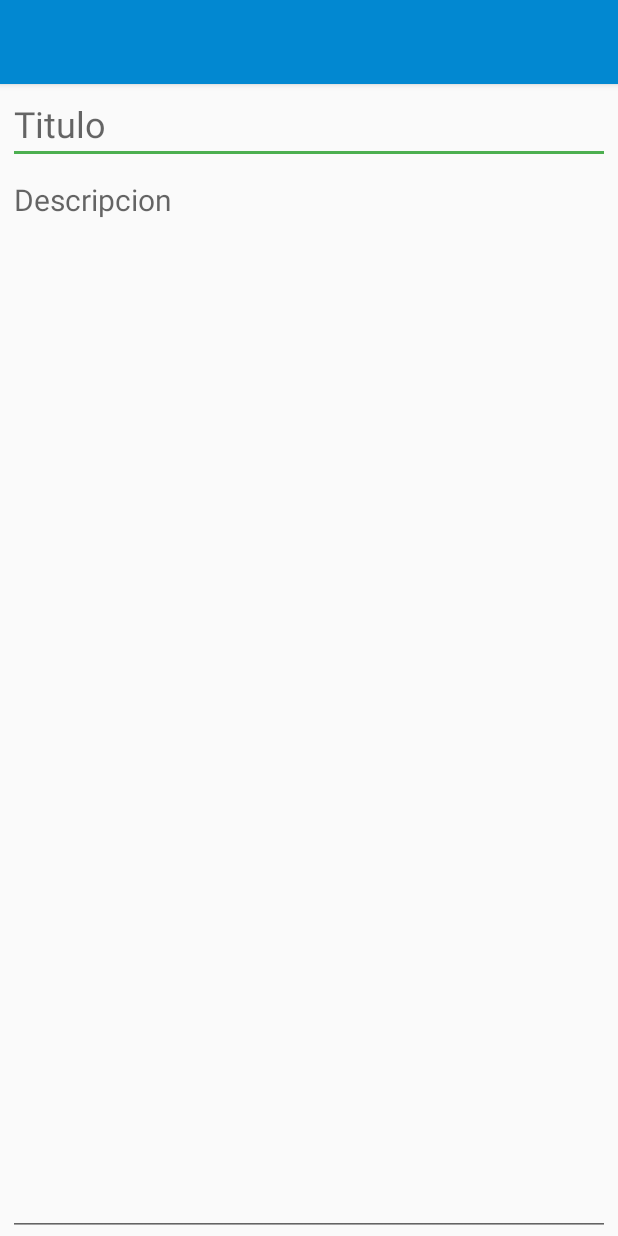
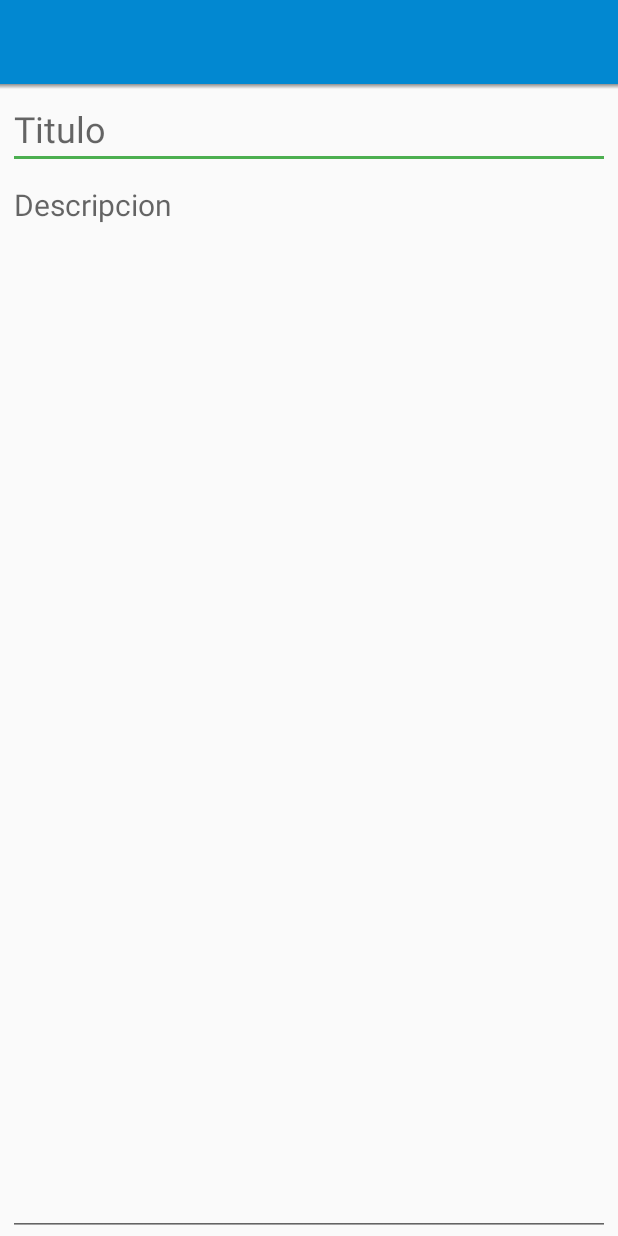
Before and after one commit to jhonk52/Notas-de-Viaje, an Android app: the layout escribir_nota.xml on its own in the app's theme, with its tools: preview values and no code run, on a phone screen of 412 x 824 dp. Run offline under Robolectric (Android 15) with nearby library versions, the phone set to English and light mode, and no system bars.

Commit message:
Se agrega sombra de elevacion a la toolbar

```diff
--- /dev/null
+++ b/app/src/main/res/drawable/toolbar_dropshadow.xml
@@ -0,0 +1,6 @@
+<?xml version="1.0" encoding="utf-8"?>
+<shape xmlns:android="http://schemas.android.com/apk/res/android" android:shape="rectangle">
+    <gradient
+        android:startColor="@android:color/transparent"
+        android:endColor="#88333333"
+        android:angle="90"/> </shape>
--- a/app/src/main/res/layout/escribir_nota.xml
+++ b/app/src/main/res/layout/escribir_nota.xml
@@ -1,6 +1,5 @@
 <?xml version="1.0" encoding="utf-8"?>
 <LinearLayout xmlns:android="http://schemas.android.com/apk/res/android"
-    xmlns:app="http://schemas.android.com/apk/res-auto"
     xmlns:tools="http://schemas.android.com/tools"
     android:layout_width="match_parent"
     android:layout_height="match_parent"
--- a/app/src/main/res/layout/principal.xml
+++ b/app/src/main/res/layout/principal.xml
@@ -28,7 +28,6 @@
         android:dividerHeight="3dp"
         android:padding="10dp" />
 
-
     <com.google.android.material.floatingactionbutton.FloatingActionButton
         android:id="@+id/btn_agregarnota_principal"
         android:layout_width="wrap_content"
--- a/app/src/main/res/layout/toolbar.xml
+++ b/app/src/main/res/layout/toolbar.xml
@@ -1,13 +1,24 @@
 <?xml version="1.0" encoding="utf-8"?>
 
-<androidx.appcompat.widget.Toolbar xmlns:android="http://schemas.android.com/apk/res/android"
+<LinearLayout xmlns:android="http://schemas.android.com/apk/res/android"
+    android:layout_height="wrap_content"
+    android:layout_width="match_parent"
+    android:orientation="vertical"
+    android:id="@+id/toolbar">
+
+<androidx.appcompat.widget.Toolbar
     xmlns:app="http://schemas.android.com/apk/res-auto"
-    android:id="@+id/toolbar"
     android:layout_width="match_parent"
     android:layout_height="wrap_content"
     android:background="?attr/colorPrimaryDark"
     android:minHeight="?attr/actionBarSize"
     android:theme="@style/ThemeOverlay.AppCompat.Dark"
     app:popupTheme="@style/ThemeOverlay.AppCompat.Light"
-    android:elevation="3dp"
     />
+
+    <View
+        android:layout_width="match_parent"
+        android:layout_height="3dp"
+        android:background="@drawable/toolbar_dropshadow" />
+
+</LinearLayout>
```
